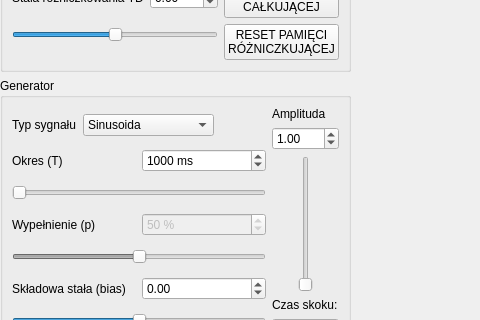
First picture: the form in MainWindow.ui, repository KamilWarczekIP/PK-Symulator_UAR, before the edit; both pictures show x 0 to 480 and y 337 to 657 of the 1317 by 842 pixel window.
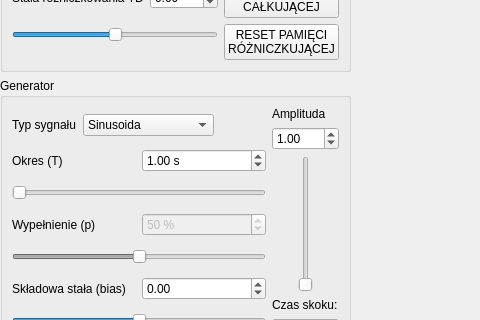
Second picture: the form after the edit.

Patch:
```diff
--- a/MainWindow.ui
+++ b/MainWindow.ui
@@ -399,15 +399,12 @@
                </widget>
               </item>
               <item>
-               <widget class="QSpinBox" name="spinBox_generator_okres">
+               <widget class="QDoubleSpinBox" name="doubleSpinBox_generator_okres">
                 <property name="suffix">
-                 <string> ms</string>
-                </property>
-                <property name="minimum">
-                 <number>200</number>
+                 <string> s</string>
                 </property>
                 <property name="maximum">
-                 <number>10000</number>
+                 <double>100.000000000000000</double>
                 </property>
                 <property name="singleStep">
                  <number>200</number>
@@ -416,7 +413,7 @@
                  <enum>QAbstractSpinBox::AdaptiveDecimalStepType</enum>
                 </property>
                 <property name="value">
-                 <number>1000</number>
+                 <double>1.000000000000000</double>
                 </property>
                </widget>
               </item>
```
Left out of the diff: 7 changed lines with no effect on the pictures.
